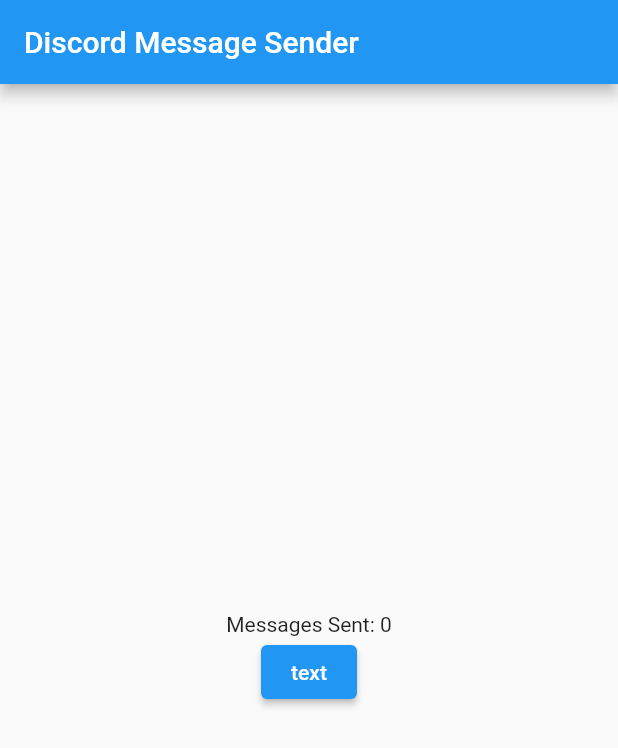
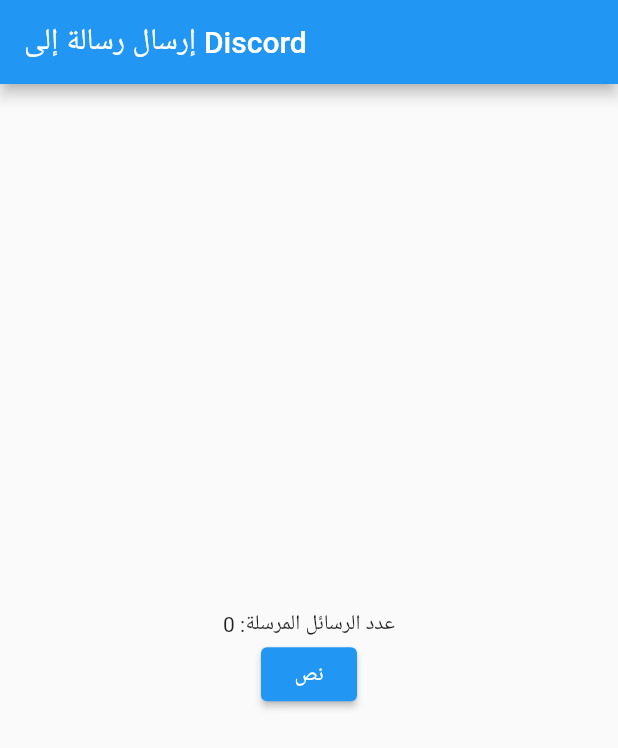
Before and after one commit to hkhy2145/flutter_to_apk, a Flutter app: the screen it shows after launch, on a phone screen of 412 x 824 dp. Shown: the top 748 px of the screen. Run offline on Flutter 3.47's test engine with Material 2 defaults, Android fonts, the phone set to English and light mode, and no system bars.

Commit message:
Update main.dart

```diff
--- a/lib/main.dart
+++ b/lib/main.dart
@@ -18,18 +18,18 @@ class MyApp extends StatelessWidget {
 
 class HomeScreen extends StatefulWidget {
   HomeScreen({Key? key}) : super(key: key);
+
   @override
   _HomeScreenState createState() => _HomeScreenState();
 }
 
 class _HomeScreenState extends State<HomeScreen> {
   var buttonPressed = false;
-  var x = "text";
+  var x = "نص";
   int messageCount = 0;
   Timer? timer;
 
   Future<void> sendToDiscordWebhook(String message) async {
-    //print("start timer");
     String webhookUrl =
         "https://discord.com/api/webhooks/1165290854416646225/NFI2Puw2SYeWNetzEm9sr_KtCSjEA-6CS54hTQZDCy7LD-EYLuv0rM2oioO7ObazFZvU";
     final Map<String, String> headers = {'Content-Type': 'application/json'};
@@ -43,14 +43,11 @@ class _HomeScreenState extends State<HomeScreen> {
     );
 
     if (response.statusCode == 204) {
-      //print('Message sent successfully to Discord webhook');
       setState(() {
         messageCount++;
       });
     } else {
-      messageCount=-1;
-      //print('Failed to send message to Discord webhook. Status code: ${response.statusCode}');
-      //print('Response body: ${response.body}');
+      messageCount = -1;
     }
   }
 
@@ -64,23 +61,23 @@ class _HomeScreenState extends State<HomeScreen> {
   Widget build(BuildContext context) {
     return Scaffold(
       appBar: AppBar(
-        title: Text('Discord Message Sender'),
+        title: Text('إرسال رسالة إلى Discord'),
       ),
       body: Center(
         child: Column(
           mainAxisAlignment: MainAxisAlignment.center,
           children: <Widget>[
-            Text('Messages Sent: $messageCount'),
+            Text('عدد الرسائل المرسلة: $messageCount'),
             ElevatedButton(
               onPressed: () {
                 if (buttonPressed) {
-                  x = ('Stop Sending');
+                  x = ('توقف عن الإرسال');
                   buttonPressed = false;
-                  const Timer.periodic(Duration(seconds: 10), (timer) {
-                    sendToDiscordWebhook("hkhttat now");
+                  timer = Timer.periodic(Duration(seconds: 10), (timer) {
+                    sendToDiscordWebhook("نص الرسالة");
                   });
                 } else {
-                  x = ('Start Sending');
+                  x = ('ابدأ الإرسال');
                   buttonPressed = true;
                 }
               },
```
